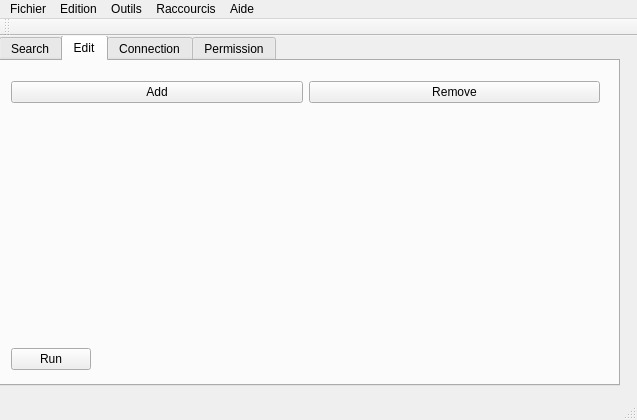
Before: the Qt Designer form application/QtSquid/QtSquid/QtSquid.ui in TrueAbastien/StageQApp, drawn with Qt 5.
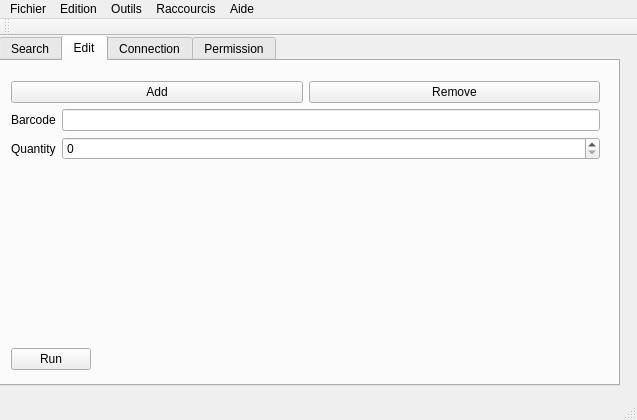
After: the same form once the commit is applied.

The edit to the form file:
```diff
--- a/application/QtSquid/QtSquid/QtSquid.ui
+++ b/application/QtSquid/QtSquid/QtSquid.ui
@@ -194,7 +194,7 @@
       </property>
       <layout class="QVBoxLayout" name="edit_VLayout">
        <item>
-        <layout class="QHBoxLayout" name="edit_HLayout_2">
+        <layout class="QHBoxLayout" name="edit_HLayout_1">
          <item>
           <widget class="QPushButton" name="edit_addBtn">
            <property name="text">
@@ -212,7 +212,28 @@
         </layout>
        </item>
        <item>
-        <layout class="QFormLayout" name="edit_FLayout_1"/>
+        <layout class="QFormLayout" name="edit_FLayout_3">
+         <item row="0" column="0">
+          <widget class="QLabel" name="edit_form_barcodeLabel">
+           <property name="text">
+            <string>Barcode</string>
+           </property>
+          </widget>
+         </item>
+         <item row="0" column="1">
+          <widget class="QLineEdit" name="edit_form_barcodeEdit"/>
+         </item>
+         <item row="1" column="1">
+          <widget class="QSpinBox" name="edit_form_qtySpinbox"/>
+         </item>
+         <item row="1" column="0">
+          <widget class="QLabel" name="edit_form_qtyLabel">
+           <property name="text">
+            <string>Quantity</string>
+           </property>
+          </widget>
+         </item>
+        </layout>
        </item>
        <item>
         <spacer name="verticalSpacer">
@@ -228,7 +249,7 @@
         </spacer>
        </item>
        <item>
-        <layout class="QHBoxLayout" name="edit_HLayout_3">
+        <layout class="QHBoxLayout" name="edit_HLayout_2">
          <item>
           <widget class="QPushButton" name="edit_runBtn">
            <property name="text">
```
